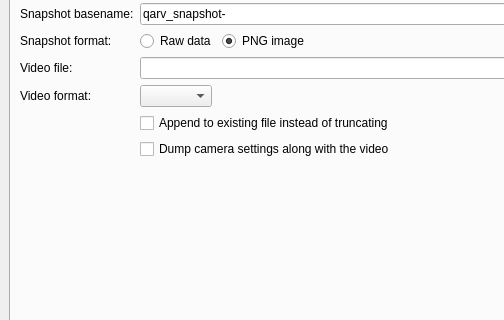
Qt form src/mainwindow.ui (AD-Vega/qarv) before a commit; both pictures show x 0 to 504 and y 106 to 426 of the 926 by 543 pixel window.
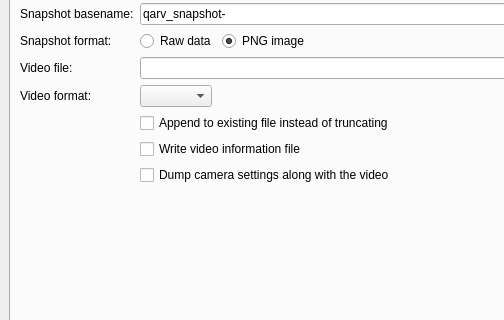
The same form after that commit. The open tabs and pages were chosen to show the change. Icons and pictures are not drawn. Custom widgets are drawn as their Qt base class.

Patch:
```diff
--- a/src/mainwindow.ui
+++ b/src/mainwindow.ui
@@ -1015,6 +1015,16 @@
           </property>
          </widget>
         </item>
+        <item row="9" column="1">
+         <widget class="QCheckBox" name="recordInfoCheck">
+          <property name="toolTip">
+           <string>Raw video formats do not contain any identifying information in the video file itself. If checked, an additional file with a .desc extension will be created and will contain video format information.</string>
+          </property>
+          <property name="text">
+           <string>Write video information file</string>
+          </property>
+         </widget>
+        </item>
        </layout>
       </widget>
       <widget class="QWidget" name="aboutTab">
```
